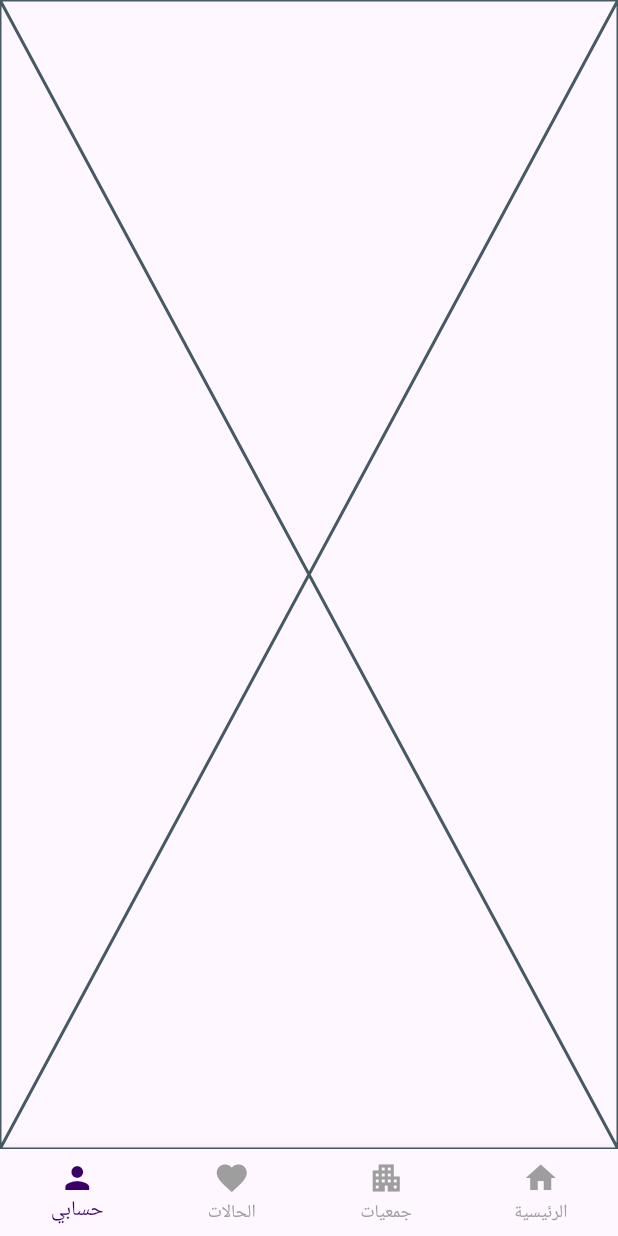
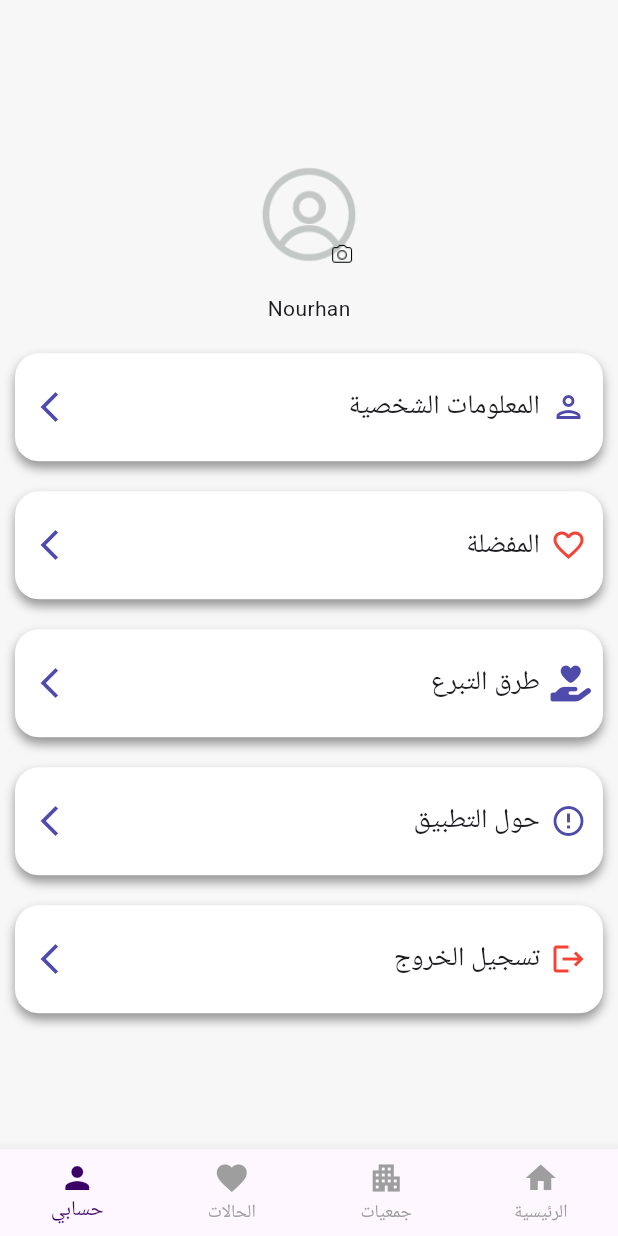
Before and after one commit to Hoda-ramadan/waslet_khier, a Flutter app: the screen it shows after launch, item 4 of the bottom bar chosen, on a phone screen of 412 x 824 dp. Run offline on Flutter 3.47's test engine with Material 3 defaults, Android fonts, the phone set to English and light mode, and no system bars; our stand-ins replace firebase_auth, firebase_core, flutter_svg, font_awesome_flutter, go_router, modal_progress_hud_nsn; accounts and stored records are empty.

Commit message:
add profile and personal information pages

```diff
--- a/lib/core/routing/routing_class.dart
+++ b/lib/core/routing/routing_class.dart
@@ -6,6 +6,8 @@ import 'package:waslet_khier/features/home_feature/views/home_detals_view.dart';
 import 'package:waslet_khier/features/home_feature/views/home_page.dart';
 import 'package:waslet_khier/features/main_feature/views/main_view.dart';
 import 'package:waslet_khier/features/profile_feature/views/profile_view.dart';
+import 'package:waslet_khier/features/profile_feature/views/widgets/personinfo_view.dart';
+import 'package:waslet_khier/features/profile_feature/views/widgets/profile_view_body.dart';
 
 final _rootNavigatorKey = GlobalKey<NavigatorState>();
 
@@ -27,8 +29,7 @@ final GoRouter appRouter = GoRouter(
               routes: [
                 GoRoute(
                   path: 'details',
-                  builder: (context, state) =>
-                      const HomeDetalsView(),
+                  builder: (context, state) => const HomeDetalsView(),
                 ),
               ],
             ),
@@ -62,6 +63,10 @@ final GoRouter appRouter = GoRouter(
               path: '/profile',
               builder: (context, state) => const ProfileView(),
             ),
+            GoRoute(
+              path: '/personInfo',
+              builder: (context, state) => const PersonInfo_view(),
+            ),
           ],
         ),
       ],
--- a/lib/features/profile_feature/views/profile_view.dart
+++ b/lib/features/profile_feature/views/profile_view.dart
@@ -1,10 +1,16 @@
 import 'package:flutter/material.dart';
+import 'package:waslet_khier/const.dart';
+import 'package:waslet_khier/features/profile_feature/views/widgets/profile_view_body.dart';
 
 class ProfileView extends StatelessWidget {
   const ProfileView({super.key});
 
   @override
   Widget build(BuildContext context) {
-    return const Placeholder();
+    return const Scaffold(
+      backgroundColor: backGroundColor,
+      // appBar: ,
+      body: ProfileViewBody(),
+    );
   }
 }
--- /dev/null
+++ b/lib/features/profile_feature/views/widgets/profile_item.dart
@@ -0,0 +1,51 @@
+import 'package:flutter/material.dart';
+import 'package:waslet_khier/const.dart';
+
+class profileItem extends StatelessWidget {
+  const profileItem({
+    super.key,
+    required this.icon,
+    required this.text,
+    this.color = tintAppColor,
+  });
+  final IconData icon;
+  final String text;
+  final Color? color;
+  @override
+  Widget build(BuildContext context) {
+    return Container(
+      width: double.infinity,
+      height: 72,
+      decoration: BoxDecoration(
+        shape: BoxShape.rectangle,
+
+        boxShadow: [
+          BoxShadow(
+            color: Colors.black.withOpacity(.4),
+            blurRadius: 5,
+
+            offset: Offset(0, 4),
+          ),
+        ],
+        border: Border.all(color: Colors.white),
+        borderRadius: BorderRadius.circular(16),
+        color: Colors.white,
+      ),
+      child: Directionality(
+        textDirection: TextDirection.rtl,
+        child: Padding(
+          padding: const EdgeInsets.symmetric(horizontal: 10),
+          child: Row(
+            children: [
+              Icon(icon, color: color),
+              SizedBox(width: 7),
+              Text(text, style: TextStyle(fontSize: 18)),
+              Expanded(child: SizedBox()),
+              Icon(Icons.arrow_forward_ios_outlined, color: tintAppColor),
+            ],
+          ),
+        ),
+      ),
+    );
+  }
+}
--- /dev/null
+++ b/lib/features/profile_feature/views/widgets/profile_view_body.dart
@@ -0,0 +1,62 @@
+import 'package:flutter/material.dart';
+import 'package:font_awesome_flutter/font_awesome_flutter.dart';
+import 'package:waslet_khier/const.dart';
+import 'package:waslet_khier/features/profile_feature/views/widgets/personinfo_view.dart';
+import 'package:waslet_khier/features/profile_feature/views/widgets/profile_item.dart';
+
+class ProfileViewBody extends StatelessWidget {
+  const ProfileViewBody({super.key});
+
+  @override
+  Widget build(BuildContext context) {
+    return Padding(
+      padding: const EdgeInsets.symmetric(horizontal: 10),
+      child: Column(
+        mainAxisAlignment: MainAxisAlignment.center,
+        children: [
+          Image.asset(
+            "assets/images/radix-icons_avatar (1).png",
+            width: 70,
+            height: 105,
+          ),
+          Text("Nourhan"),
+          SizedBox(height: 20),
+          GestureDetector(
+            onTap: () {
+              Navigator.of(context).push(
+                MaterialPageRoute(
+                  builder: (context) {
+                    return PersonInfo_view();
+                  },
+                ),
+              );
+            },
+            child: profileItem(
+              icon: Icons.person_outlined,
+              text: 'المعلومات الشخصية',
+            ),
+          ),
+          SizedBox(height: 20),
+          profileItem(
+            icon: Icons.favorite_border,
+            text: "المفضلة",
+            color: Colors.red,
+          ),
+          SizedBox(height: 20),
+          profileItem(
+            icon: FontAwesomeIcons.handHoldingHeart,
+            text: "طرق التبرع",
+          ),
+          SizedBox(height: 20),
+          profileItem(icon: Icons.error_outline, text: "حول التطبيق"),
+          SizedBox(height: 20),
+          profileItem(
+            icon: Icons.logout,
+            text: "تسجيل الخروج",
+            color: Colors.red,
+          ),
+        ],
+      ),
+    );
+  }
+}
```
Also changed, not shown: lib/features/charity_feature/views/widget/charity_details_body.dart (+7 -2 lines), lib/features/charity_feature/views/widget/charity_page_body.dart (+8 -6 lines), lib/features/profile_feature/views/widgets/customtextformfeild.dart (added, +33 -0 lines), lib/features/profile_feature/views/widgets/personinfo_view.dart (added, +33 -0 lines), lib/features/profile_feature/views/widgets/personinfoview_body.dart (added, +64 -0 lines).
